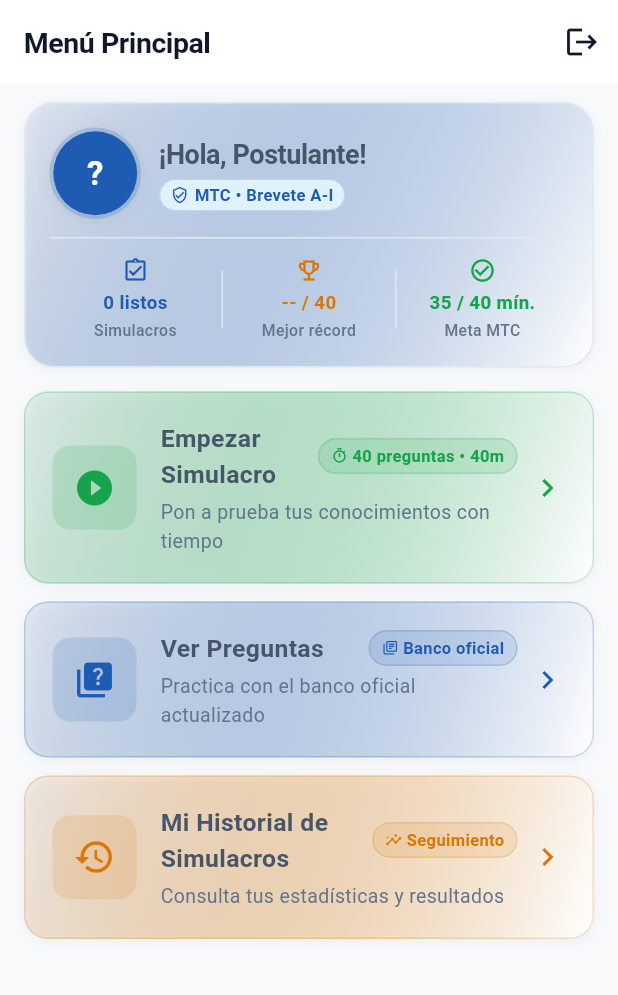
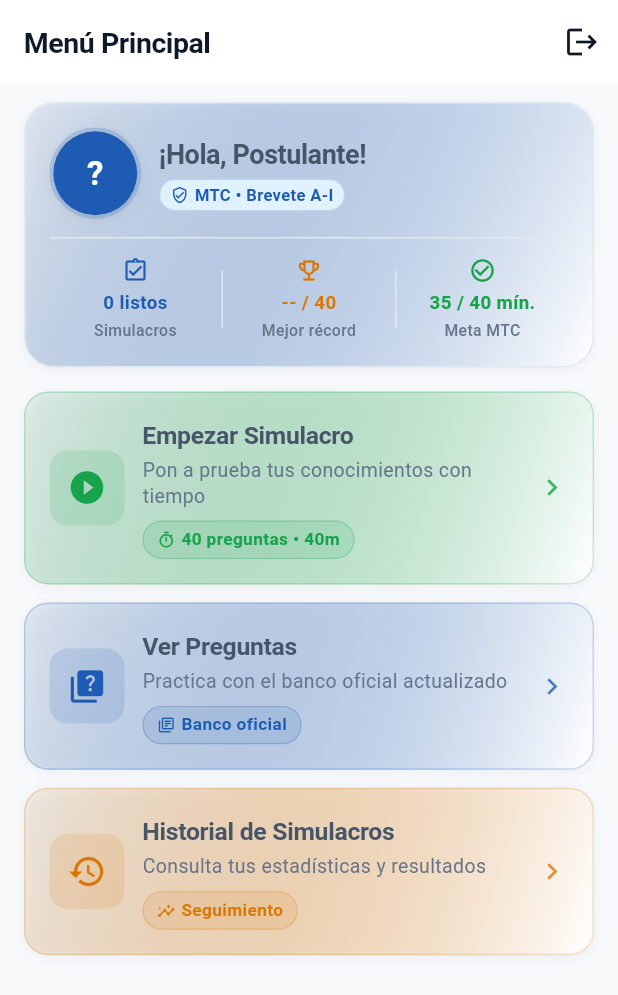
Before and after one commit to FelipeMendozaG/app-chepita-mtc, a Flutter app: the HomeScreen screen opened directly, on a phone screen of 412 x 824 dp. Shown: the top 995 px of the screen. Run offline on Flutter 3.47's test engine with Material 3 defaults, Android fonts, the phone set to English and light mode, and no system bars; our stand-ins replace flutter_dotenv, flutter_riverpod, shared_preferences; accounts and stored records are empty; network calls fail.

Commit message:
fix(home): reorganizar layout de _MenuCard dando ancho completo al titulo y badge en fila inferior

```diff
--- a/lib/screens/home_screen.dart
+++ b/lib/screens/home_screen.dart
@@ -119,7 +119,7 @@ class HomeScreen extends ConsumerWidget {
                 const SizedBox(height: AppSpacing.md),
                 _MenuCard(
                   icon: Icons.history,
-                  title: 'Mi Historial de Simulacros',
+                  title: 'Historial de Simulacros',
                   subtitle: 'Consulta tus estadísticas y resultados',
                   badgeText: totalAttempts > 0
                       ? '$totalAttempts realizados'
@@ -395,44 +395,51 @@ class _MenuCard extends StatelessWidget {
           },
           borderRadius: BorderRadius.circular(AppRadius.lg),
           child: Padding(
-            padding: const EdgeInsets.all(18),
+            padding: const EdgeInsets.symmetric(horizontal: 16, vertical: 16),
             child: Row(
+              crossAxisAlignment: CrossAxisAlignment.center,
               children: [
                 Container(
-                  padding: const EdgeInsets.all(14),
+                  padding: const EdgeInsets.all(12),
                   decoration: BoxDecoration(
-                    color: color.withValues(alpha: 0.15),
+                    color: color.withValues(alpha: 0.14),
                     borderRadius: BorderRadius.circular(AppRadius.md),
                   ),
-                  child: Icon(icon, size: 28, color: color),
+                  child: Icon(icon, size: 26, color: color),
                 ),
-                const SizedBox(width: AppSpacing.lg),
+                const SizedBox(width: AppSpacing.md),
                 Expanded(
                   child: Column(
                     crossAxisAlignment: CrossAxisAlignment.start,
+                    mainAxisSize: MainAxisSize.min,
                     children: [
-                      Row(
-                        children: [
-                          Expanded(
-                            child: Text(
+                      Text(
                         title,
                         style: const TextStyle(
                           fontSize: 16.5,
                           fontWeight: FontWeight.bold,
+                          letterSpacing: -0.2,
                         ),
+                      ),
+                      const SizedBox(height: 3),
+                      Text(
+                        subtitle,
+                        style: const TextStyle(
+                          fontSize: 13,
+                          color: AppColors.textMuted,
+                          height: 1.3,
                         ),
                       ),
                       if (badgeText != null) ...[
-                            const SizedBox(width: AppSpacing.xs),
+                        const SizedBox(height: 8),
                         Container(
                           padding: const EdgeInsets.symmetric(
-                                horizontal: 8,
-                                vertical: 3,
+                            horizontal: 9,
+                            vertical: 3.5,
                           ),
                           decoration: BoxDecoration(
                             color: color.withValues(alpha: 0.12),
-                                borderRadius:
-                                    BorderRadius.circular(AppRadius.full),
+                            borderRadius: BorderRadius.circular(AppRadius.full),
                             border: Border.all(
                               color: color.withValues(alpha: 0.25),
                               width: 0.8,
@@ -442,13 +449,13 @@ class _MenuCard extends StatelessWidget {
                             mainAxisSize: MainAxisSize.min,
                             children: [
                               if (badgeIcon != null) ...[
-                                    Icon(badgeIcon, size: 11, color: color),
-                                    const SizedBox(width: 3),
+                                Icon(badgeIcon, size: 12, color: color),
+                                const SizedBox(width: 4),
                               ],
                               Text(
                                 badgeText!,
                                 style: TextStyle(
-                                      fontSize: 11,
+                                  fontSize: 11.5,
                                   fontWeight: FontWeight.w700,
                                   color: color,
                                 ),
@@ -459,19 +466,9 @@ class _MenuCard extends StatelessWidget {
                       ],
                     ],
                   ),
-                      const SizedBox(height: 4),
-                      Text(
-                        subtitle,
-                        style: const TextStyle(
-                          fontSize: 13,
-                          color: AppColors.textMuted,
                 ),
-                      ),
-                    ],
-                  ),
-                ),
-                const SizedBox(width: AppSpacing.sm),
-                Icon(Icons.chevron_right, color: color),
+                const SizedBox(width: AppSpacing.xs),
+                Icon(Icons.chevron_right, color: color.withValues(alpha: 0.8), size: 22),
               ],
             ),
           ),
```
Lines whose indentation alone changed are shown as unchanged.
